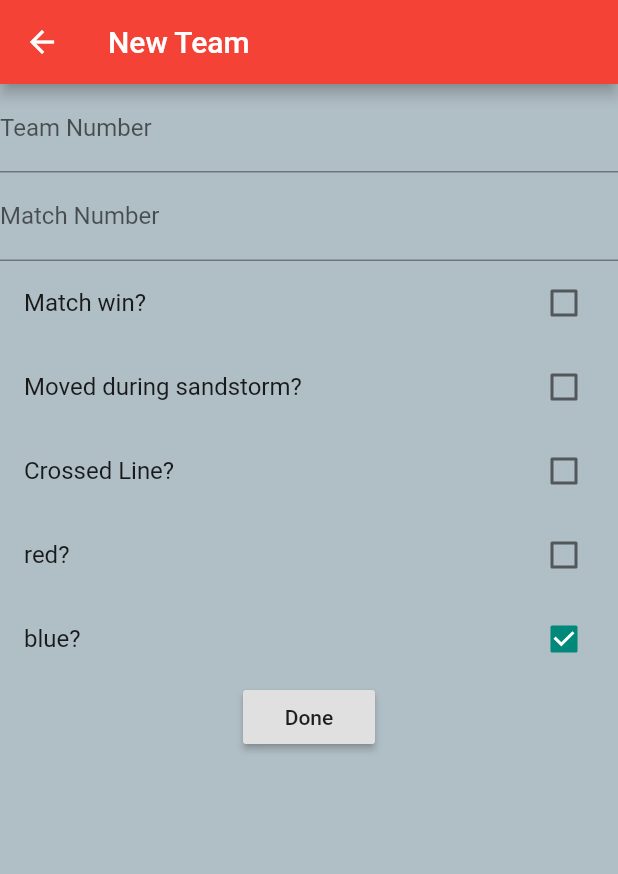
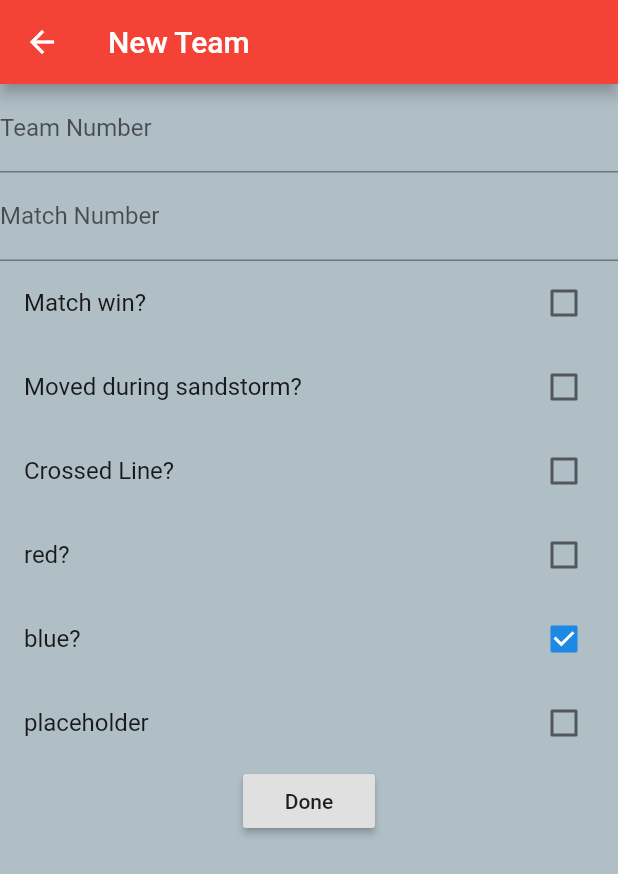
Before and after one commit to frc4976/frc2019-scouting-app, a Flutter app: the Team screen opened directly, after a tap on "blue?", on a phone screen of 412 x 824 dp. Shown: the top 874 px of the screen. Run offline on Flutter 3.47's test engine with Material 2 defaults, Android fonts, the phone set to English and light mode, and no system bars.

Commit message:
Commit Message

```diff
--- a/lib/main.dart
+++ b/lib/main.dart
@@ -12,11 +12,16 @@ double team4Opacity = 0.0;
 double team5Opacity = 0.0;
 double team6Opacity = 0.0;
 
+
+
 bool checkValue = false;
 bool checkValue2 = false;
 bool checkValue3 = false;
 bool checkValue4 = false;
-bool checkValue5 = false;
+bool checkValue5 = false; //--
+bool checkValue6 = false;
+bool checkValue7 = false;
+bool checkValue8 = false;
 
 void main() => runApp(MyApp());
 
@@ -388,7 +393,7 @@ class TeamState extends State<Team>{
               CheckboxListTile(
                   value: checkValue,
                   title: new Text('Match win?'),
-                activeColor: Colors.teal[600],
+                activeColor: Colors.teal[200],
                 onChanged: (bool changed) {
                     setState( () {
                       checkValue = changed;
@@ -398,7 +403,7 @@ class TeamState extends State<Team>{
               CheckboxListTile(
                 value: checkValue2,
                 title: new Text('Moved during sandstorm?'),
-                activeColor: Colors.teal[600],
+                activeColor: Colors.teal[200],
       onChanged: (bool changed2) {
         setState(() {
           checkValue2 = changed2;
@@ -408,7 +413,7 @@ class TeamState extends State<Team>{
               CheckboxListTile(
                 value: checkValue5,
                 title: new Text('Crossed Line?'),
-                activeColor: Colors.teal[600],
+                activeColor: Colors.teal[200],
                 onChanged: (bool changed5) {
                   setState(() {
                     checkValue5 = changed5;
@@ -419,7 +424,7 @@ class TeamState extends State<Team>{
               CheckboxListTile(
                   value: checkValue3,
                 title: new Text('red?'), //TODO odd wording
-                activeColor: Colors.teal[600],
+                activeColor: Colors.red[600],
                 onChanged: (bool changed3) {
                  setState(() {
                    checkValue3 = changed3;
@@ -431,23 +436,31 @@ class TeamState extends State<Team>{
               CheckboxListTile(
                   value: checkValue4,
                   title: new Text('blue?'), //TODO odd wording
-                  activeColor: Colors.teal[600],
+                  activeColor: Colors.blue[600],
                   onChanged: (bool changed4) {
                     setState(() {
                       checkValue4 = changed4;
-                      checkValue3 = !changed4;
+                      checkValue3 = !changed4;  //should stop user from pressing both red and blue
                     });
                   }
               ),
 
-
+              CheckboxListTile(
+                  value: checkValue6,
+                  title: new Text('placeholder'), //TODO
+                activeColor: Colors.teal[200],
+                  onChanged: (bool changed6) {
+                    setState(() {
+                      checkValue6 = changed6;
+                    });
+                  },
+              ),
 
               RaisedButton(
                 child: new Text('Done'),
                 onPressed: () {
-                  Navigator.push(
+                  Navigator.pop(
                       context,
-                      MaterialPageRoute(builder: (context) => CreateMatch())
                   );
                 },
               )
@@ -473,3 +486,6 @@ void addTeamInfo(){
   row6[0] = teamNumber6;
 
 }
+
+//TODO: change placeholders to functioning checkboxes and textfields
+//TODO: colors with variables, use setState
```
